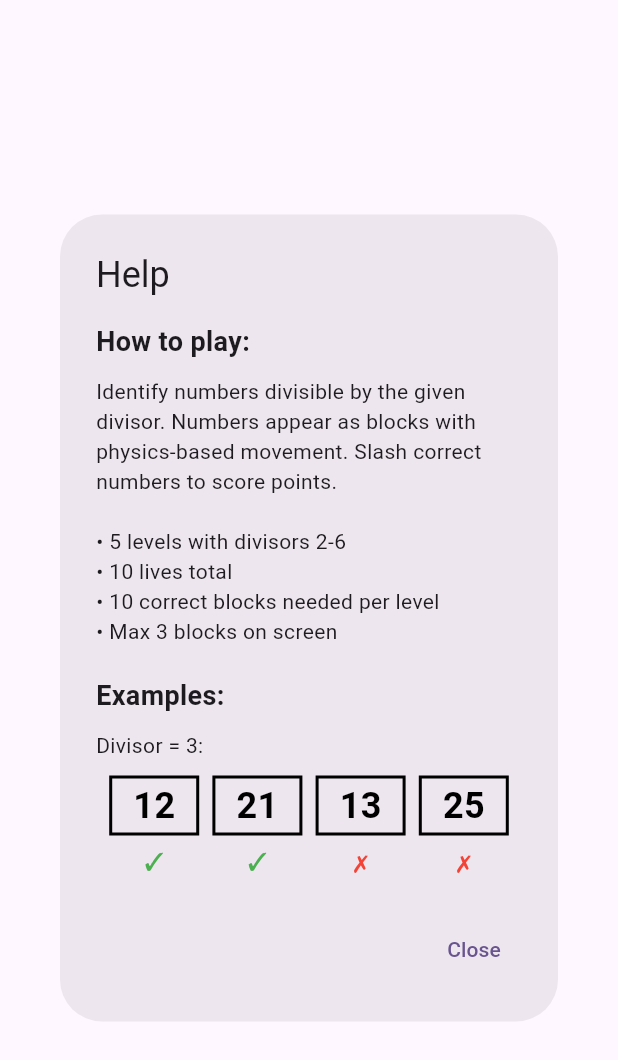
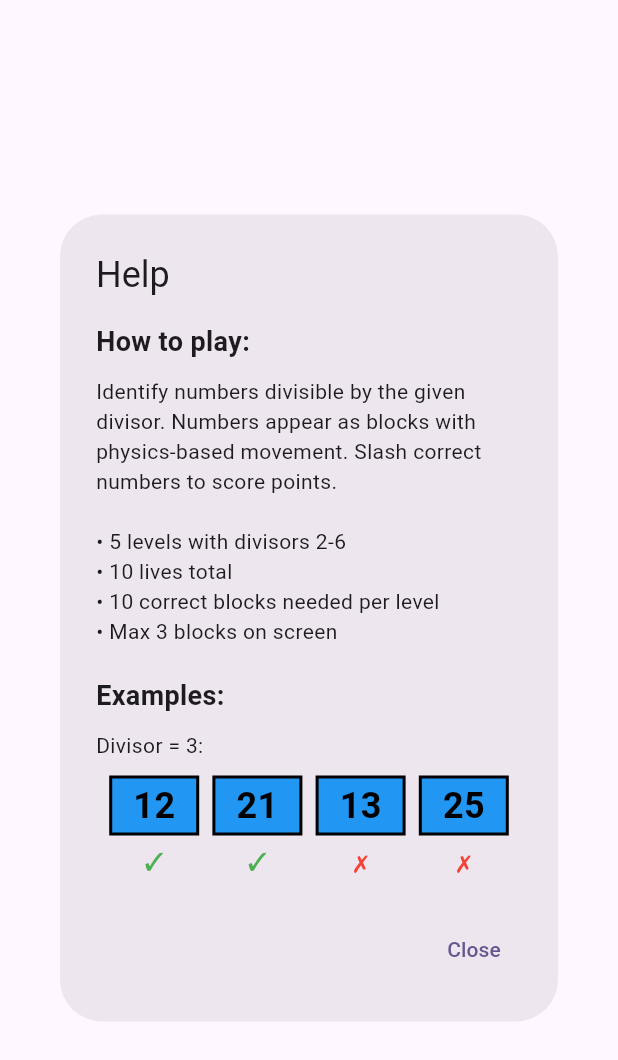
Before and after one commit to davidpangsw/divisibility-samurai, a Flutter app: the HelpDialog widget shown alone on an empty page, opened directly, on a phone screen of 412 x 824 dp. Shown: the top 1060 px of the screen. Run offline on Flutter 3.47's test engine with Material 3 defaults, Android fonts, the phone set to English and light mode, and no system bars.

```diff
--- a/lib/configs/config.dart
+++ b/lib/configs/config.dart
@@ -12,4 +12,7 @@ class Config {
 
   static const double playAreaWidth = 400.0;
   static const double playAreaHeight = 600.0;
+
+  static const double numberBlockWidth = 60.0;
+  static const double numberBlockHeight = 40.0;
 }
--- a/lib/widgets/help_dialog.dart
+++ b/lib/widgets/help_dialog.dart
@@ -1,6 +1,6 @@
 import 'package:flutter/material.dart';
 import '../configs/config.dart';
-import 'number_blocks/basic_number_block.dart';
+import 'number_blocks/number_block.dart';
 
 class HelpDialog extends StatelessWidget {
   const HelpDialog({super.key});
@@ -45,44 +45,28 @@ class HelpDialog extends StatelessWidget {
               children: [
                 Column(
                   children: [
-                    SizedBox(
-                      width: 60,
-                      height: 40,
-                      child: BasicNumberBlock(number: 12),
-                    ),
+                    NumberBlock(number: 12, isCorrect: true),
                     const SizedBox(height: 5),
                     const Text('✓', style: TextStyle(color: Colors.green, fontSize: 16)),
                   ],
                 ),
                 Column(
                   children: [
-                    SizedBox(
-                      width: 60,
-                      height: 40,
-                      child: BasicNumberBlock(number: 21),
-                    ),
+                    NumberBlock(number: 21, isCorrect: true),
                     const SizedBox(height: 5),
                     const Text('✓', style: TextStyle(color: Colors.green, fontSize: 16)),
                   ],
                 ),
                 Column(
                   children: [
-                    SizedBox(
-                      width: 60,
-                      height: 40,
-                      child: BasicNumberBlock(number: 13),
-                    ),
+                    NumberBlock(number: 13, isCorrect: false),
                     const SizedBox(height: 5),
                     const Text('✗', style: TextStyle(color: Colors.red, fontSize: 16)),
                   ],
                 ),
                 Column(
                   children: [
-                    SizedBox(
-                      width: 60,
-                      height: 40,
-                      child: BasicNumberBlock(number: 25),
-                    ),
+                    NumberBlock(number: 25, isCorrect: false),
                     const SizedBox(height: 5),
                     const Text('✗', style: TextStyle(color: Colors.red, fontSize: 16)),
                   ],
--- /dev/null
+++ b/lib/widgets/number_blocks/number_block.dart
@@ -0,0 +1,29 @@
+import 'package:flutter/material.dart';
+import '../../configs/config.dart';
+import 'basic_number_block.dart';
+import 'number_block_animation.dart';
+
+class NumberBlock extends StatelessWidget {
+  final int number;
+  final bool isCorrect;
+
+  const NumberBlock({
+    super.key,
+    required this.number,
+    required this.isCorrect,
+  });
+
+  @override
+  Widget build(BuildContext context) {
+    return NumberBlockAnimation(
+      child: SizedBox(
+        width: Config.numberBlockWidth,
+        height: Config.numberBlockHeight,
+        child: BasicNumberBlock(
+          number: number,
+          color: Colors.blue,
+        ),
+      ),
+    );
+  }
+}
--- /dev/null
+++ b/lib/widgets/number_blocks/number_block_animation.dart
@@ -0,0 +1,25 @@
+import 'package:flutter/material.dart';
+
+class NumberBlockAnimation extends StatefulWidget {
+  final Widget child;
+
+  const NumberBlockAnimation({
+    super.key,
+    required this.child,
+  });
+
+  @override
+  State<NumberBlockAnimation> createState() => _NumberBlockAnimationState();
+}
+
+class _NumberBlockAnimationState extends State<NumberBlockAnimation> {
+  @override
+  Widget build(BuildContext context) {
+    return MouseRegion(
+      onEnter: (_) {
+        // Animation will be implemented later
+      },
+      child: widget.child,
+    );
+  }
+}
```
Also changed, not shown: 2 other files.
